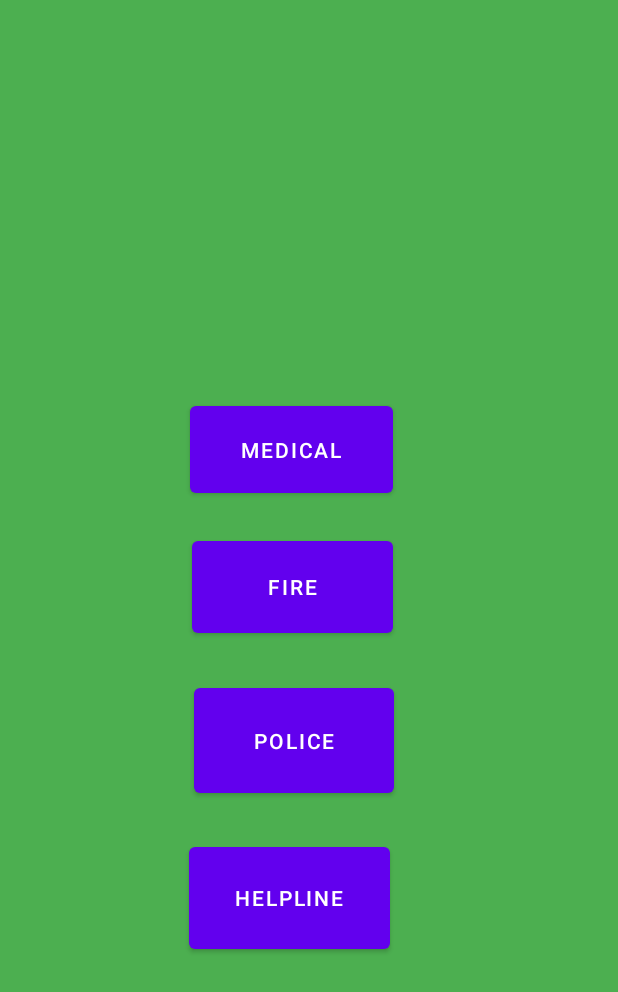
After one commit to determinedamphibian/EmergencyApplication, an Android app: the EmergencyHotlineButtonActivity screen opened directly, with no data from a screen before it, on a phone screen of 412 x 824 dp. The commit adds this screen. Shown: the top 992 px of the screen. Run offline under Robolectric (Android 15) with nearby library versions, the light colour scheme and no system bars; Roboto replaces fonts that are not available here.

Commit message:
Added Emergency Hotline Buttons

```diff
--- a/app/src/main/AndroidManifest.xml
+++ b/app/src/main/AndroidManifest.xml
@@ -1,6 +1,14 @@
 <?xml version="1.0" encoding="utf-8"?>
 <manifest xmlns:android="http://schemas.android.com/apk/res/android"
     package="com.example.emergencyapplication">
+
+    <uses-permission android:name="android.permission.SEND_SMS" />
+    <uses-permission android:name="android.permission.READ_SMS" />
+    <uses-permission android:name="android.permission.RECEIVE_SMS" />
+    <uses-permission android:name="android.permission.CALL_PHONE" />
+    <uses-permission android:name="android.permission.INTERNET" />
+    <uses-permission android:name="android.permission.ACCESS_FINE_LOCATION" />
+    <uses-permission android:name="android.permission.READ_PHONE_STATE" />
 
     <application
         android:allowBackup="true"
@@ -9,18 +17,25 @@
         android:roundIcon="@mipmap/ic_launcher_round"
         android:supportsRtl="true"
         android:theme="@style/Theme.EmergencyApplication">
+        <activity android:name=".HelplineActivity"></activity>
+        <activity android:name=".EmergencyHotlineButtonActivity" />
         <activity android:name=".FireActivity" />
         <activity android:name=".MedicalActivity" />
-        <activity android:name=".MainDashboardActivity"
-            android:launchMode="singleTask"/>
-        <activity android:name=".SideDockContents.AboutUsSideDock"
-            android:launchMode="singleTask"/>
-        <activity android:name=".SideDockContents.SirenAndFlickerLightSideDock"
-            android:launchMode="singleTask"/>
-        <activity android:name=".SideDockContents.GovernmentAgenciesSideDock"
-            android:launchMode="singleTask"/>
-        <activity android:name=".SideDockContents.TrustedContactsSideDock"
-            android:launchMode="singleTask"/>
+        <activity
+            android:name=".MainDashboardActivity"
+            android:launchMode="singleTask" />
+        <activity
+            android:name=".SideDockContents.AboutUsSideDock"
+            android:launchMode="singleTask" />
+        <activity
+            android:name=".SideDockContents.SirenAndFlickerLightSideDock"
+            android:launchMode="singleTask" />
+        <activity
+            android:name=".SideDockContents.GovernmentAgenciesSideDock"
+            android:launchMode="singleTask" />
+        <activity
+            android:name=".SideDockContents.TrustedContactsSideDock"
+            android:launchMode="singleTask" />
         <activity android:name=".TrustedContactsActivites.TrustedContactDetailActivity" />
         <activity android:name=".TrustedContactsActivites.ViewActivity" />
         <activity android:name=".TrustedContactsActivites.InsertActivity" />
@@ -38,13 +53,5 @@
             android:name="preloaded_fonts"
             android:resource="@array/preloaded_fonts" />
     </application>
-    <uses-permission android:name="android.permission.SEND_SMS" />
-    <uses-permission android:name="android.permission.READ_SMS" />
-    <uses-permission android:name="android.permission.RECEIVE_SMS" />
-    <uses-permission android:name="android.permission.CALL_PHONE" />
-    <uses-permission android:name="android.permission.INTERNET" />
-    <uses-permission android:name="android.permission.ACCESS_FINE_LOCATION" />
-
-    <uses-permission android:name="android.permission.READ_PHONE_STATE" />
 
 </manifest>
--- /dev/null
+++ b/app/src/main/java/com/example/emergencyapplication/EmergencyHotlineButtonActivity.java
@@ -0,0 +1,48 @@
+package com.example.emergencyapplication;
+
+import androidx.appcompat.app.AppCompatActivity;
+
+import android.content.Intent;
+import android.os.Bundle;
+import android.view.View;
+import android.widget.Button;
+
+public class EmergencyHotlineButtonActivity extends AppCompatActivity {
+Button btn_medical, btn_fire, btn_police, btn_helpline;
+
+
+    @Override
+    protected void onCreate(Bundle savedInstanceState) {
+        super.onCreate(savedInstanceState);
+        setContentView(R.layout.activity_emergency_hotline_button);
+
+        btn_medical = findViewById(R.id.btn_medical);
+        btn_fire = findViewById(R.id.btn_fire);
+        btn_police = findViewById(R.id.btn_police);
+        btn_helpline = findViewById(R.id.btn_helpline);
+
+        btn_medical.setOnClickListener(new View.OnClickListener() {
+            @Override
+            public void onClick(View view) {
+                Intent intent = new Intent(EmergencyHotlineButtonActivity.this, MedicalActivity.class);
+                startActivity(intent);
+            }
+        });
+
+        btn_fire.setOnClickListener(new View.OnClickListener() {
+            @Override
+            public void onClick(View view) {
+                Intent intent = new Intent(EmergencyHotlineButtonActivity.this, FireActivity.class);
+                startActivity(intent);
+            }
+        });
+
+        btn_police.setOnClickListener(new View.OnClickListener() {
+            @Override
+            public void onClick(View view) {
+                Intent intent = new Intent(EmergencyHotlineButtonActivity.this, CrimeActivity.class);
+                startActivity(intent);
+            }
+        });
+    }
+}
--- /dev/null
+++ b/app/src/main/java/com/example/emergencyapplication/HelplineActivity.java
@@ -0,0 +1,14 @@
+package com.example.emergencyapplication;
+
+import androidx.appcompat.app.AppCompatActivity;
+
+import android.os.Bundle;
+
+public class HelplineActivity extends AppCompatActivity {
+
+    @Override
+    protected void onCreate(Bundle savedInstanceState) {
+        super.onCreate(savedInstanceState);
+        setContentView(R.layout.activity_helpline);
+    }
+}
--- a/app/src/main/java/com/example/emergencyapplication/MainDashboardActivity.java
+++ b/app/src/main/java/com/example/emergencyapplication/MainDashboardActivity.java
@@ -1,19 +1,14 @@
 package com.example.emergencyapplication;
 
 import androidx.appcompat.app.AppCompatActivity;
-import androidx.constraintlayout.widget.ConstraintLayout;
 import androidx.core.view.GravityCompat;
 import androidx.drawerlayout.widget.DrawerLayout;
 import androidx.recyclerview.widget.LinearLayoutManager;
 import androidx.recyclerview.widget.RecyclerView;
 
 import android.content.Intent;
-import android.media.Image;
 import android.os.Bundle;
 import android.view.View;
-import android.view.WindowManager;
-import android.view.animation.Animation;
-import android.view.animation.AnimationUtils;
 import android.widget.ImageButton;
 import android.widget.ImageView;
 
@@ -122,7 +117,7 @@ public class MainDashboardActivity extends AppCompatActivity {
     }
 
     public void openMedicalForms(){
-        Intent intent = new Intent(this, MedicalActivity.class);
+        Intent intent = new Intent(this, EmergencyHotlineButtonActivity.class);
         startActivity(intent);
     }
     public void openFireForms(){
--- /dev/null
+++ b/app/src/main/res/layout/activity_emergency_hotline_button.xml
@@ -0,0 +1,57 @@
+<?xml version="1.0" encoding="utf-8"?>
+<RelativeLayout xmlns:android="http://schemas.android.com/apk/res/android"
+    xmlns:app="http://schemas.android.com/apk/res-auto"
+    xmlns:tools="http://schemas.android.com/tools"
+    android:layout_width="match_parent"
+    android:layout_height="match_parent"
+    android:background="#4CAF50"
+    tools:context=".EmergencyHotlineButtonActivity">
+
+    <Button
+        android:id="@+id/btn_medical"
+        android:layout_width="135dp"
+        android:layout_height="70dp"
+        android:layout_alignParentEnd="true"
+        android:layout_alignParentRight="true"
+        android:layout_alignParentBottom="true"
+        android:layout_marginEnd="150dp"
+        android:layout_marginRight="150dp"
+        android:layout_marginBottom="489dp"
+        android:text="Medical" />
+
+    <Button
+        android:id="@+id/btn_fire"
+        android:layout_width="134dp"
+        android:layout_height="73dp"
+        android:layout_alignParentEnd="true"
+        android:layout_alignParentRight="true"
+        android:layout_alignParentBottom="true"
+        android:layout_marginEnd="150dp"
+        android:layout_marginRight="150dp"
+        android:layout_marginBottom="396dp"
+        android:text="fire" />
+
+    <Button
+        android:id="@+id/btn_police"
+        android:layout_width="133dp"
+        android:layout_height="82dp"
+        android:layout_alignParentEnd="true"
+        android:layout_alignParentRight="true"
+        android:layout_alignParentBottom="true"
+        android:layout_marginEnd="149dp"
+        android:layout_marginRight="149dp"
+        android:layout_marginBottom="289dp"
+        android:text="police" />
+
+    <Button
+        android:id="@+id/btn_helpline"
+        android:layout_width="134dp"
+        android:layout_height="80dp"
+        android:layout_alignParentEnd="true"
+        android:layout_alignParentRight="true"
+        android:layout_alignParentBottom="true"
+        android:layout_marginEnd="152dp"
+        android:layout_marginRight="152dp"
+        android:layout_marginBottom="185dp"
+        android:text="helpline" />
+</RelativeLayout>
--- /dev/null
+++ b/app/src/main/res/layout/activity_helpline.xml
@@ -0,0 +1,9 @@
+<?xml version="1.0" encoding="utf-8"?>
+<androidx.constraintlayout.widget.ConstraintLayout xmlns:android="http://schemas.android.com/apk/res/android"
+    xmlns:app="http://schemas.android.com/apk/res-auto"
+    xmlns:tools="http://schemas.android.com/tools"
+    android:layout_width="match_parent"
+    android:layout_height="match_parent"
+    tools:context=".HelplineActivity">
+
+</androidx.constraintlayout.widget.ConstraintLayout>
```
